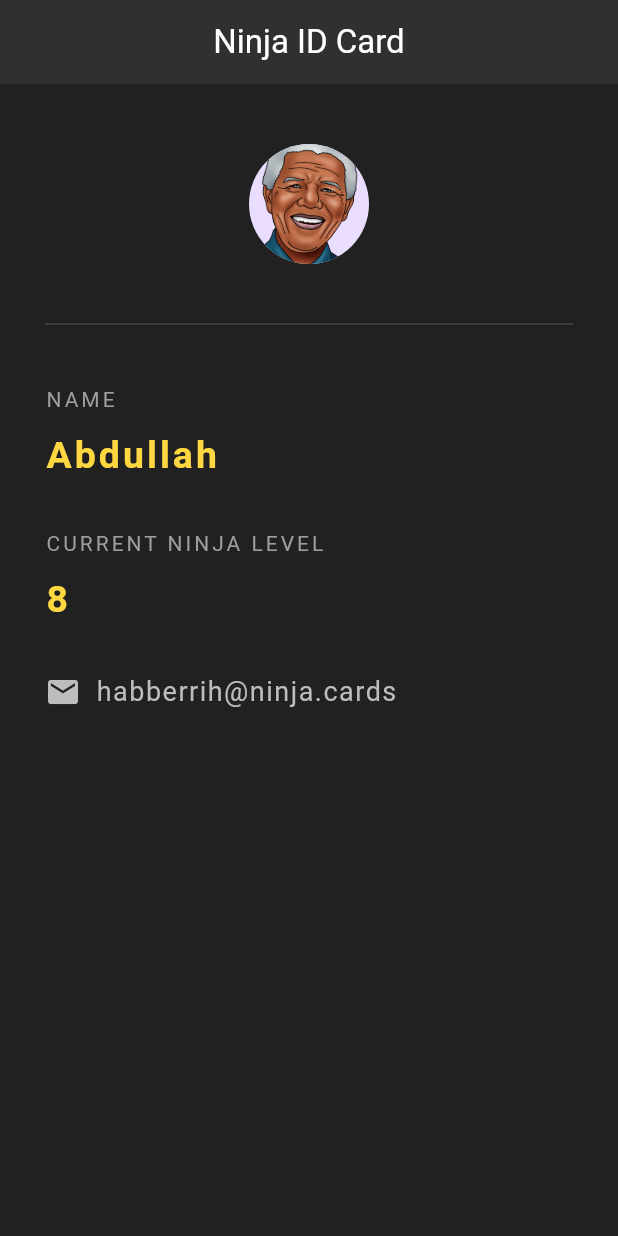
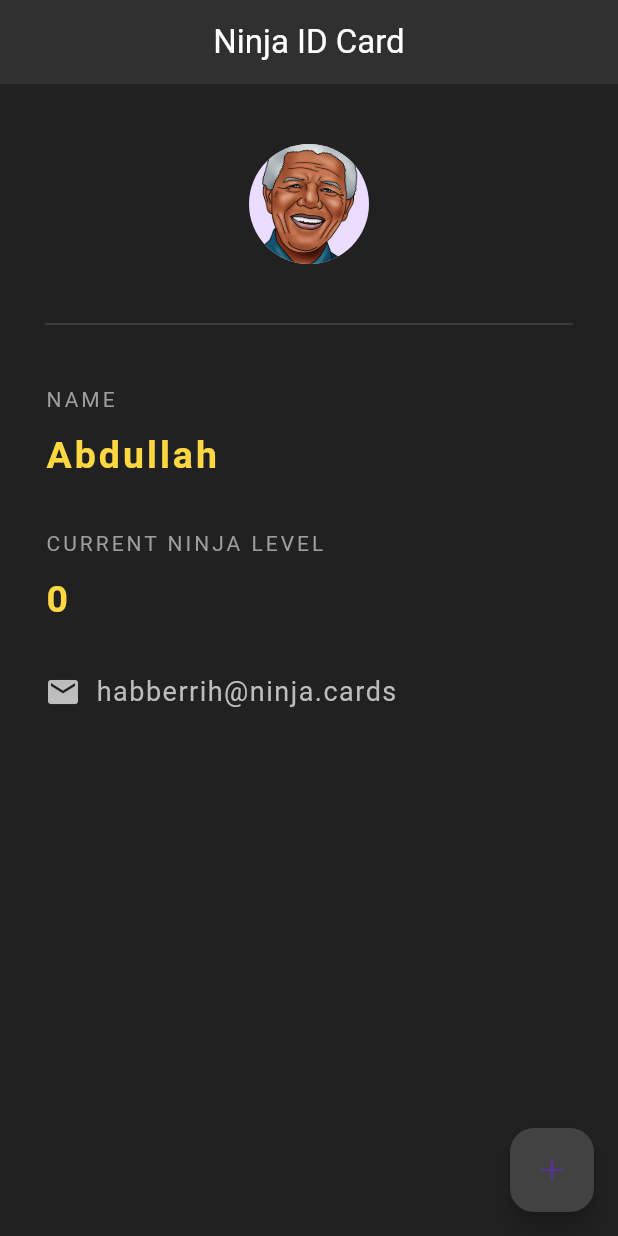
Before and after one commit to habberrih/ninja_cards, a Flutter app: the screen it shows after launch, on a phone screen of 412 x 824 dp. Run offline on Flutter 3.47's test engine with Material 3 defaults, Android fonts, the phone set to English and light mode, and no system bars; our stand-ins replace device_preview.

Commit message:
refactor: add floating button

```diff
--- a/lib/pages/home_page.dart
+++ b/lib/pages/home_page.dart
@@ -8,6 +8,8 @@ class HomePage extends StatefulWidget {
 }
 
 class _HomePageState extends State<HomePage> {
+  int ninjaLevel = 0;
+
   @override
   Widget build(BuildContext context) {
     return Scaffold(
@@ -22,6 +24,15 @@ class _HomePageState extends State<HomePage> {
         centerTitle: true,
         backgroundColor: Colors.grey[850],
         elevation: 0.0,
+      ),
+      floatingActionButton: FloatingActionButton(
+        onPressed: () {
+          setState(() {
+            ninjaLevel++;
+          });
+        },
+        backgroundColor: Colors.grey[800],
+        child: const Icon(Icons.add),
       ),
       body: Padding(
         padding: const EdgeInsets.fromLTRB(30.0, 40.0, 30.0, 0.0),
@@ -71,7 +82,7 @@ class _HomePageState extends State<HomePage> {
               height: 10.0,
             ),
             Text(
-              '8',
+              '$ninjaLevel',
               style: TextStyle(
                 color: Colors.amberAccent[200],
                 letterSpacing: 2.0,
```
